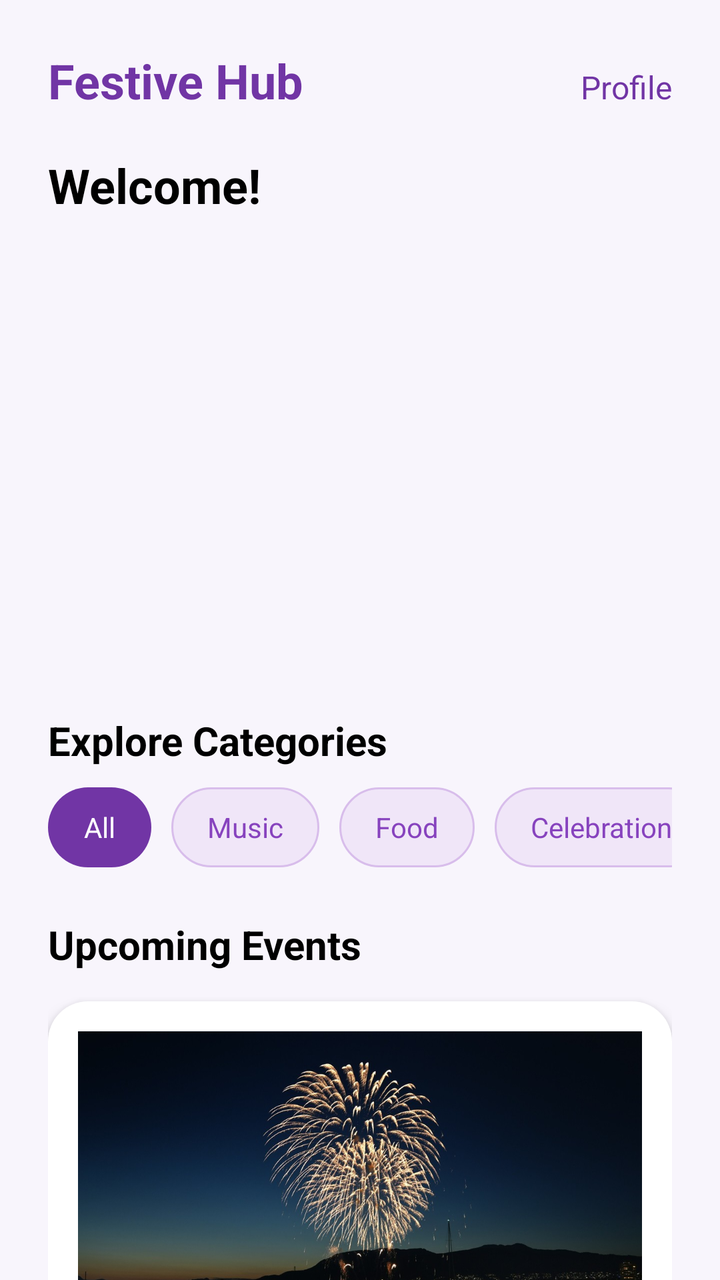
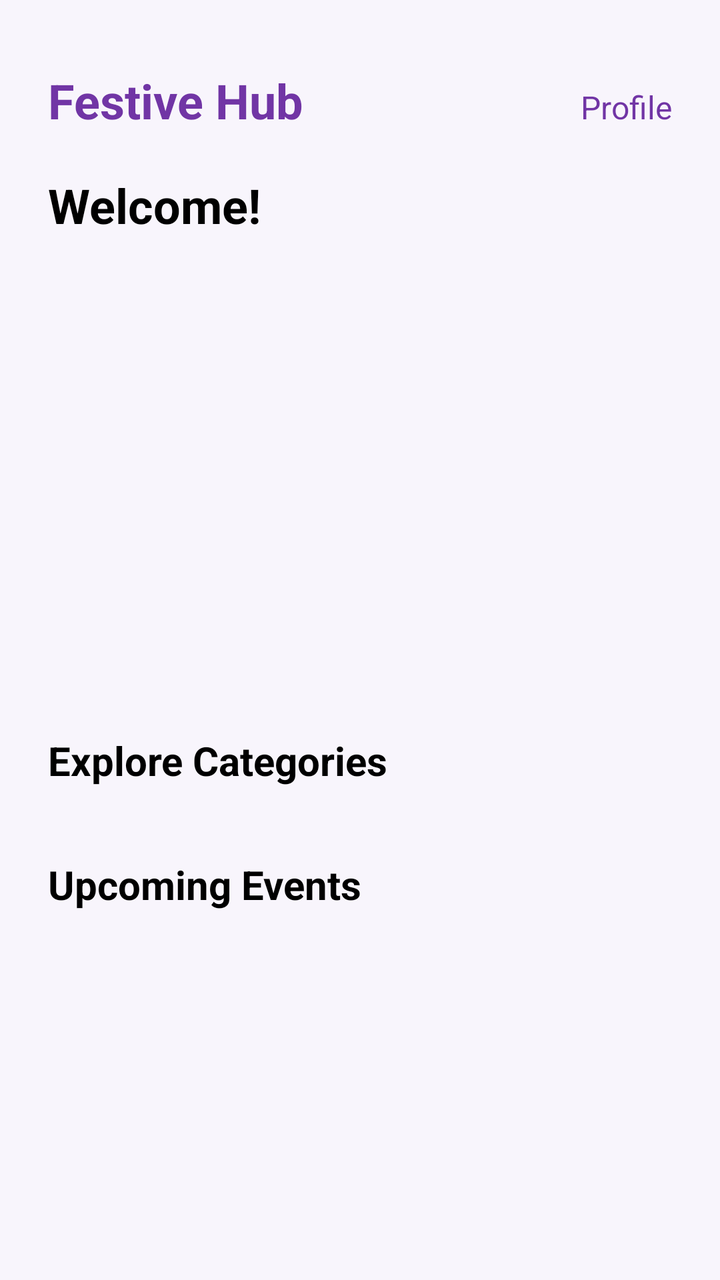

The first picture is an Android layout as it rendered before a commit; the second is the same layout after the commit. The layout source and the unified diff follow.
<!-- AndroidManifest.xml: application theme Theme.FestiveHub -->
<!-- res/layout/activity_home.xml -->
<?xml version="1.0" encoding="utf-8"?>
<ScrollView xmlns:android="http://schemas.android.com/apk/res/android"
    xmlns:app="http://schemas.android.com/apk/res-auto"
    xmlns:tools="http://schemas.android.com/tools"
    android:layout_width="match_parent"
    android:layout_height="match_parent"
    android:background="#F8F5FC"
    android:scrollbars="none"
    tools:context=".HomeActivity">

    <LinearLayout
        android:layout_width="match_parent"
        android:layout_height="wrap_content"
        android:orientation="vertical"
        android:padding="24dp">

        <LinearLayout
            android:layout_width="match_parent"
            android:layout_height="wrap_content"
            android:orientation="horizontal"
            android:gravity="center_horizontal">

            <TextView
                android:layout_width="match_parent"
                android:layout_height="wrap_content"
                android:text="Festive Hub"
                android:layout_weight="1"
                android:textSize="24dp"
                android:textStyle="bold"
                android:textColor="#7135A5">
            </TextView>

            <TextView
                android:id="@+id/txtprofile"
                android:layout_width="wrap_content"
                android:layout_height="wrap_content"
                android:text="Profile"
                android:textSize="16dp"
                android:textColor="#7135A5">
            </TextView>

        </LinearLayout>

        <TextView
            android:layout_width="match_parent"
            android:layout_height="wrap_content"
            android:text="Welcome!"
            android:textSize="24dp"
            android:textStyle="bold"
            android:textColor="@color/black"
            android:layout_marginTop="20dp">
        </TextView>

        <androidx.viewpager2.widget.ViewPager2
            android:id="@+id/viewPager"
            android:layout_width="match_parent"
            android:layout_height="190dp"
            android:layout_marginTop="20dp">
        </androidx.viewpager2.widget.ViewPager2>

        <LinearLayout
            android:id="@+id/lnrdots"
            android:layout_width="match_parent"
            android:layout_height="wrap_content"
            android:orientation="horizontal"
            android:gravity="center"
            android:layout_marginTop="8dp"
            android:layout_marginBottom="10dp">
        </LinearLayout>

        <TextView
            android:layout_width="match_parent"
            android:layout_height="wrap_content"
            android:text="Explore Categories"
            android:textSize="20sp"
            android:textStyle="bold"
            android:textColor="@color/black"
            android:layout_marginTop="20dp"
            android:layout_marginBottom="10dp">
        </TextView>

        <HorizontalScrollView
            android:layout_width="match_parent"
            android:layout_height="wrap_content"
            android:scrollbars="none">

            <LinearLayout
                android:layout_width="wrap_content"
                android:layout_height="wrap_content"
                android:orientation="horizontal">

                <TextView
                    android:id="@+id/txtall"
                    android:layout_width="wrap_content"
                    android:layout_height="40dp"
                    android:text="All"
                    android:gravity="center"
                    android:paddingLeft="18dp"
                    android:paddingRight="18dp"
                    android:background="@drawable/selected_category"
                    android:textColor="#FFFFFF">
                </TextView>

                <TextView
                    android:id="@+id/txtmusic"
                    android:layout_width="wrap_content"
                    android:layout_height="40dp"
                    android:text="Music"
                    android:gravity="center"
                    android:paddingLeft="18dp"
                    android:paddingRight="18dp"
                    android:layout_marginLeft="10dp"
                    android:background="@drawable/unselected_category"
                    android:textColor="#8743BE">
                </TextView>

                <TextView
                    android:id="@+id/txtfood"
                    android:layout_width="wrap_content"
                    android:layout_height="40dp"
                    android:text="Food"
                    android:gravity="center"
                    android:paddingLeft="18dp"
                    android:paddingRight="18dp"
                    android:layout_marginLeft="10dp"
                    android:background="@drawable/unselected_category"
                    android:textColor="#8743BE">
                </TextView>

                <TextView
                    android:id="@+id/txtcelebration"
                    android:layout_width="wrap_content"
                    android:layout_height="40dp"
                    android:text="Celebration"
                    android:gravity="center"
                    android:paddingLeft="18dp"
                    android:paddingRight="18dp"
                    android:layout_marginLeft="10dp"
                    android:background="@drawable/unselected_category"
                    android:textColor="#8743BE">
                </TextView>

            </LinearLayout>
        </HorizontalScrollView>

        <TextView
            android:layout_width="match_parent"
            android:layout_height="wrap_content"
            android:text="Upcoming Events"
            android:textSize="20dp"
            android:textStyle="bold"
            android:textColor="@color/black"
            android:layout_marginTop="25dp"
            android:layout_marginBottom="15dp">
        </TextView>

        <LinearLayout
            android:id="@+id/lnrgrandfestival"
            android:layout_width="match_parent"
            android:layout_height="wrap_content"
            android:orientation="vertical"
            android:background="@drawable/login_card"
            android:padding="15dp"
            android:elevation="5dp"
            android:layout_marginBottom="15dp">

            <ImageView
                android:layout_width="match_parent"
                android:layout_height="180dp"
                android:background="#D0A0E0"
                android:scaleType="centerCrop"
                android:src="@drawable/grand_festival">
            </ImageView>

            <TextView
                android:id="@+id/txtgrandtitle"
                android:layout_width="match_parent"
                android:layout_height="wrap_content"
                android:text="Grand Festival Celebration"
                android:textSize="20dp"
                android:textStyle="bold"
                android:textColor="@color/black"
                android:layout_marginTop="10dp">
            </TextView>

            <TextView
                android:id="@+id/txtgrandcategory"
                android:layout_width="match_parent"
                android:layout_height="wrap_content"
                android:text="Music | Food | Celebration"
                android:textSize="16dp"
                android:textColor="#8743BE"
                android:layout_marginTop="10dp">
            </TextView>

            <TextView
                android:id="@+id/txtgranddate"
                android:layout_width="match_parent"
                android:layout_height="wrap_content"
                android:text="25 December 2026 | Rajkot"
                android:textSize="16dp"
                android:textColor="#8743BE"
                android:layout_marginTop="8dp">
            </TextView>
        </LinearLayout>

        <LinearLayout
            android:id="@+id/lnrmusicalnight"
            android:layout_width="match_parent"
            android:layout_height="wrap_content"
            android:orientation="vertical"
            android:background="@drawable/login_card"
            android:padding="15dp"
            android:elevation="5dp"
            android:layout_marginBottom="15dp">

            <ImageView
                android:layout_width="match_parent"
                android:layout_height="180dp"
                android:background="#D0A0E0"
                android:scaleType="centerCrop"
                android:src="@drawable/music_night">
            </ImageView>

            <TextView
                android:id="@+id/txtmusictitle"
                android:layout_width="match_parent"
                android:layout_height="wrap_content"
                android:text="Live Musical Night"
                android:textSize="20dp"
                android:textStyle="bold"
                android:textColor="@color/black"
                android:layout_marginTop="10dp">
            </TextView>

            <TextView
                android:id="@+id/txtmusiccategory"
                android:layout_width="match_parent"
                android:layout_height="wrap_content"
                android:text="Music"
                android:textSize="16dp"
                android:textColor="#8743BE"
                android:layout_marginTop="10dp">
            </TextView>

            <TextView
                android:id="@+id/txtmusicdate"
                android:layout_width="match_parent"
                android:layout_height="wrap_content"
                android:text="31 December 2026 | Rajkot"
                android:textSize="16dp"
                android:textColor="#8743BE"
                android:layout_marginTop="8dp">
            </TextView>

        </LinearLayout>


        <LinearLayout
            android:id="@+id/lnrfoodfestival"
            android:layout_width="match_parent"
            android:layout_height="wrap_content"
            android:orientation="vertical"
            android:background="@drawable/login_card"
            android:padding="15dp"
            android:elevation="5dp"
            android:layout_marginBottom="15dp">

            <ImageView
                android:layout_width="match_parent"
                android:layout_height="180dp"
                android:background="#D0A0E0"
                android:scaleType="centerCrop"
                android:src="@drawable/food_stall">
            </ImageView>

            <TextView
                android:id="@+id/txtfoodtitle"
                android:layout_width="match_parent"
                android:layout_height="wrap_content"
                android:text="Food Festival"
                android:textSize="20dp"
                android:textStyle="bold"
                android:textColor="@color/black"
                android:layout_marginTop="10dp">
            </TextView>

            <TextView
                android:id="@+id/txtfoodcategory"
                android:layout_width="match_parent"
                android:layout_height="wrap_content"
                android:text="Food"
                android:textSize="16dp"
                android:textColor="#8743BE"
                android:layout_marginTop="10dp">
            </TextView>

            <TextView
                android:id="@+id/txtfooddate"
                android:layout_width="match_parent"
                android:layout_height="wrap_content"
                android:text="27 December 2026 | Ahmedabad"
                android:textSize="16dp"
                android:textColor="#8743BE"
                android:layout_marginTop="8dp">
            </TextView>

        </LinearLayout>

    </LinearLayout>
</ScrollView>
<!-- resources referenced by this layout -->
<resources>
  <color name="black">#FF000000</color>
  <!-- drawable food_stall: jpg bitmap (drawable, 325190 bytes) -->
  <!-- drawable grand_festival: jpg bitmap (drawable, 148991 bytes) -->
  <!-- drawable login_card (drawable) -->
  <?xml version="1.0" encoding="utf-8"?>
  <shape xmlns:android="http://schemas.android.com/apk/res/android">
  
      <solid android:color="#FFFFFF"/>
      <corners android:radius="20dp"/>
  
  </shape>
  <!-- drawable music_night: jpg bitmap (drawable, 163737 bytes) -->
  <!-- drawable selected_category (drawable) -->
  <?xml version="1.0" encoding="utf-8"?>
  <shape xmlns:android="http://schemas.android.com/apk/res/android"
      android:shape="rectangle">
  
      <solid android:color="#7135A5"/>
  
      <corners android:radius="20dp"/>
  
  </shape>
  <!-- drawable unselected_category (drawable) -->
  <?xml version="1.0" encoding="utf-8"?>
  <shape xmlns:android="http://schemas.android.com/apk/res/android"
      android:shape="rectangle">
      <solid android:color="#F0E6F8"/>
      <stroke
          android:width="1dp"
          android:color="#D8BDEB"/>
      <corners android:radius="20dp"/>
  </shape>
  <style name="Theme.FestiveHub" parent="Base.Theme.FestiveHub" />
  <style name="Base.Theme.FestiveHub" parent="Theme.Material3.DayNight.NoActionBar">
          
          
      </style>
</resources>

<!-- the commit's change to res/layout/activity_home.xml (unified diff, before → after) -->
@@ -1,10 +1,12 @@
 <?xml version="1.0" encoding="utf-8"?>
-<ScrollView xmlns:android="http://schemas.android.com/apk/res/android"
+<androidx.core.widget.NestedScrollView
+    xmlns:android="http://schemas.android.com/apk/res/android"
     xmlns:app="http://schemas.android.com/apk/res-auto"
     xmlns:tools="http://schemas.android.com/tools"
     android:layout_width="match_parent"
     android:layout_height="match_parent"
     android:background="#F8F5FC"
+    android:fillViewport="true"
     android:scrollbars="none"
     tools:context=".HomeActivity">
 
@@ -18,6 +20,7 @@
             android:layout_width="match_parent"
             android:layout_height="wrap_content"
             android:orientation="horizontal"
+            android:layout_marginTop="10dp"
             android:gravity="center_horizontal">
 
             <TextView
@@ -85,62 +88,12 @@
             android:scrollbars="none">
 
             <LinearLayout
+                android:id="@+id/categoryContainer"
                 android:layout_width="wrap_content"
                 android:layout_height="wrap_content"
                 android:orientation="horizontal">
+            </LinearLayout>
 
-                <TextView
-                    android:id="@+id/txtall"
-                    android:layout_width="wrap_content"
-                    android:layout_height="40dp"
-                    android:text="All"
-                    android:gravity="center"
-                    android:paddingLeft="18dp"
-                    android:paddingRight="18dp"
-                    android:background="@drawable/selected_category"
-                    android:textColor="#FFFFFF">
-                </TextView>
-
-                <TextView
-                    android:id="@+id/txtmusic"
-                    android:layout_width="wrap_content"
-                    android:layout_height="40dp"
-                    android:text="Music"
-                    android:gravity="center"
-                    android:paddingLeft="18dp"
-                    android:paddingRight="18dp"
-                    android:layout_marginLeft="10dp"
-                    android:background="@drawable/unselected_category"
-                    android:textColor="#8743BE">
-                </TextView>
-
-                <TextView
-                    android:id="@+id/txtfood"
-                    android:layout_width="wrap_content"
-                    android:layout_height="40dp"
-                    android:text="Food"
-                    android:gravity="center"
-                    android:paddingLeft="18dp"
-                    android:paddingRight="18dp"
-                    android:layout_marginLeft="10dp"
-                    android:background="@drawable/unselected_category"
-                    android:textColor="#8743BE">
-                </TextView>
-
-                <TextView
-                    android:id="@+id/txtcelebration"
-                    android:layout_width="wrap_content"
-                    android:layout_height="40dp"
-                    android:text="Celebration"
-                    android:gravity="center"
-                    android:paddingLeft="18dp"
-                    android:paddingRight="18dp"
-                    android:layout_marginLeft="10dp"
-                    android:background="@drawable/unselected_category"
-                    android:textColor="#8743BE">
-                </TextView>
-
-            </LinearLayout>
         </HorizontalScrollView>
 
         <TextView
@@ -154,158 +107,13 @@
             android:layout_marginBottom="15dp">
         </TextView>
 
-        <LinearLayout
-            android:id="@+id/lnrgrandfestival"
+        <androidx.recyclerview.widget.RecyclerView
+            android:id="@+id/recyclerviewhomeevents"
             android:layout_width="match_parent"
             android:layout_height="wrap_content"
-            android:orientation="vertical"
-            android:background="@drawable/login_card"
-            android:padding="15dp"
-            android:elevation="5dp"
-            android:layout_marginBottom="15dp">
-
-            <ImageView
-                android:layout_width="match_parent"
-                android:layout_height="180dp"
-                android:background="#D0A0E0"
-                android:scaleType="centerCrop"
-                android:src="@drawable/grand_festival">
-            </ImageView>
-
-            <TextView
-                android:id="@+id/txtgrandtitle"
-                android:layout_width="match_parent"
-                android:layout_height="wrap_content"
-                android:text="Grand Festival Celebration"
-                android:textSize="20dp"
-                android:textStyle="bold"
-                android:textColor="@color/black"
-                android:layout_marginTop="10dp">
-            </TextView>
-
-            <TextView
-                android:id="@+id/txtgrandcategory"
-                android:layout_width="match_parent"
-                android:layout_height="wrap_content"
-                android:text="Music | Food | Celebration"
-                android:textSize="16dp"
-                android:textColor="#8743BE"
-                android:layout_marginTop="10dp">
-            </TextView>
-
-            <TextView
-                android:id="@+id/txtgranddate"
-                android:layout_width="match_parent"
-                android:layout_height="wrap_content"
-                android:text="25 December 2026 | Rajkot"
-                android:textSize="16dp"
-                android:textColor="#8743BE"
-                android:layout_marginTop="8dp">
-            </TextView>
-        </LinearLayout>
-
-        <LinearLayout
-            android:id="@+id/lnrmusicalnight"
-            android:layout_width="match_parent"
-            android:layout_height="wrap_content"
-            android:orientation="vertical"
-            android:background="@drawable/login_card"
-            android:padding="15dp"
-            android:elevation="5dp"
-            android:layout_marginBottom="15dp">
-
-            <ImageView
-                android:layout_width="match_parent"
-                android:layout_height="180dp"
-                android:background="#D0A0E0"
-                android:scaleType="centerCrop"
-                android:src="@drawable/music_night">
-            </ImageView>
-
-            <TextView
-                android:id="@+id/txtmusictitle"
-                android:layout_width="match_parent"
-                android:layout_height="wrap_content"
-                android:text="Live Musical Night"
-                android:textSize="20dp"
-                android:textStyle="bold"
-                android:textColor="@color/black"
-                android:layout_marginTop="10dp">
-            </TextView>
-
-            <TextView
-                android:id="@+id/txtmusiccategory"
-                android:layout_width="match_parent"
-                android:layout_height="wrap_content"
-                android:text="Music"
-                android:textSize="16dp"
-                android:textColor="#8743BE"
-                android:layout_marginTop="10dp">
-            </TextView>
-
-            <TextView
-                android:id="@+id/txtmusicdate"
-                android:layout_width="match_parent"
-                android:layout_height="wrap_content"
-                android:text="31 December 2026 | Rajkot"
-                android:textSize="16dp"
-                android:textColor="#8743BE"
-                android:layout_marginTop="8dp">
-            </TextView>
-
-        </LinearLayout>
-
-
-        <LinearLayout
-            android:id="@+id/lnrfoodfestival"
-            android:layout_width="match_parent"
-            android:layout_height="wrap_content"
-            android:orientation="vertical"
-            android:background="@drawable/login_card"
-            android:padding="15dp"
-            android:elevation="5dp"
-            android:layout_marginBottom="15dp">
-
-            <ImageView
-                android:layout_width="match_parent"
-                android:layout_height="180dp"
-                android:background="#D0A0E0"
-                android:scaleType="centerCrop"
-                android:src="@drawable/food_stall">
-            </ImageView>
-
-            <TextView
-                android:id="@+id/txtfoodtitle"
-                android:layout_width="match_parent"
-                android:layout_height="wrap_content"
-                android:text="Food Festival"
-                android:textSize="20dp"
-                android:textStyle="bold"
-                android:textColor="@color/black"
-                android:layout_marginTop="10dp">
-            </TextView>
-
-            <TextView
-                android:id="@+id/txtfoodcategory"
-                android:layout_width="match_parent"
-                android:layout_height="wrap_content"
-                android:text="Food"
-                android:textSize="16dp"
-                android:textColor="#8743BE"
-                android:layout_marginTop="10dp">
-            </TextView>
-
-            <TextView
-                android:id="@+id/txtfooddate"
-                android:layout_width="match_parent"
-                android:layout_height="wrap_content"
-                android:text="27 December 2026 | Ahmedabad"
-                android:textSize="16dp"
-                android:textColor="#8743BE"
-                android:layout_marginTop="8dp">
-            </TextView>
-
-        </LinearLayout>
-
+            android:nestedScrollingEnabled="false"
+            android:clipToPadding="false"
+            android:paddingBottom="10dp">
+        </androidx.recyclerview.widget.RecyclerView>
     </LinearLayout>
-</ScrollView>
+</androidx.core.widget.NestedScrollView>
<!-- resource entries referenced after the edit -->
@@ -1,41 +1,12 @@
 <!-- resources referenced by this layout -->
 <resources>
   <color name="black">#FF000000</color>
-  <!-- drawable food_stall: jpg bitmap (drawable, 325190 bytes) -->
-  <!-- drawable grand_festival: jpg bitmap (drawable, 148991 bytes) -->
-  <!-- drawable login_card (drawable) -->
-  <?xml version="1.0" encoding="utf-8"?>
-  <shape xmlns:android="http://schemas.android.com/apk/res/android">
-  
-      <solid android:color="#FFFFFF"/>
-      <corners android:radius="20dp"/>
-  
-  </shape>
-  <!-- drawable music_night: jpg bitmap (drawable, 163737 bytes) -->
-  <!-- drawable selected_category (drawable) -->
-  <?xml version="1.0" encoding="utf-8"?>
-  <shape xmlns:android="http://schemas.android.com/apk/res/android"
-      android:shape="rectangle">
-  
-      <solid android:color="#7135A5"/>
-  
-      <corners android:radius="20dp"/>
-  
-  </shape>
-  <!-- drawable unselected_category (drawable) -->
-  <?xml version="1.0" encoding="utf-8"?>
-  <shape xmlns:android="http://schemas.android.com/apk/res/android"
-      android:shape="rectangle">
-      <solid android:color="#F0E6F8"/>
-      <stroke
-          android:width="1dp"
-          android:color="#D8BDEB"/>
-      <corners android:radius="20dp"/>
-  </shape>
   <style name="Theme.FestiveHub" parent="Base.Theme.FestiveHub" />
   <style name="Base.Theme.FestiveHub" parent="Theme.Material3.DayNight.NoActionBar">
           
           
+          <item name="android:statusBarColor">#F7F3FB</item>
+          <item name="android:windowLightStatusBar">true</item>
       </style>
 </resources>
 
